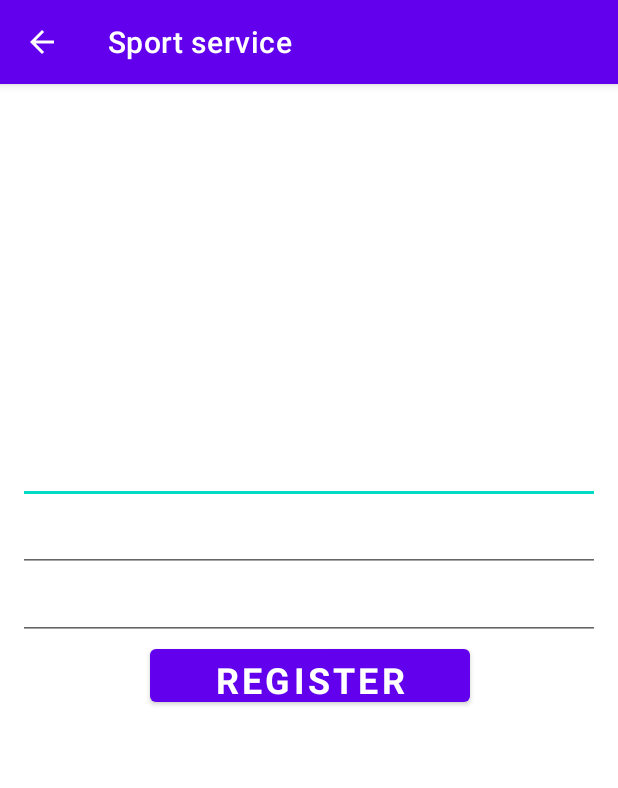
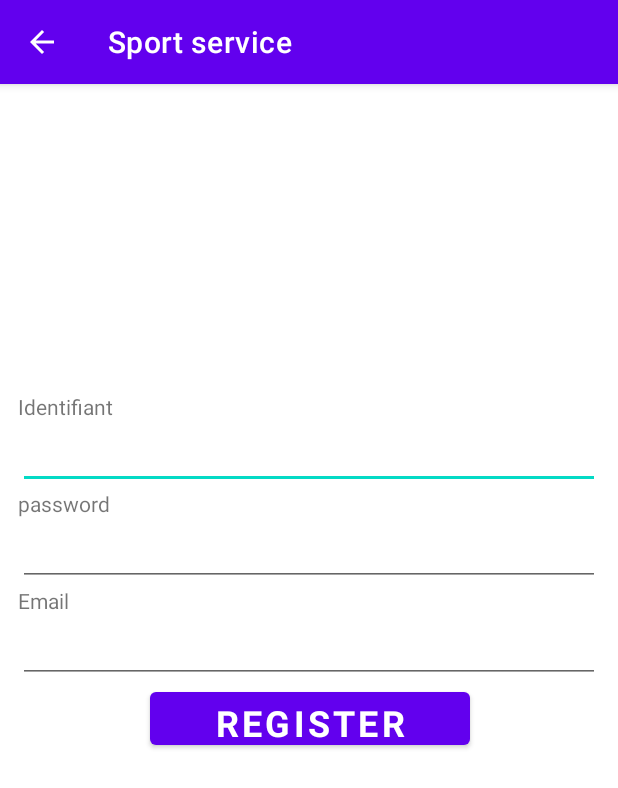
Before and after one commit to cyrilperier/Sportservice, an Android app: the RegisterActivity screen opened directly, with no data from a screen before it, on a phone screen of 412 x 824 dp. Shown: the top 788 px of the screen. Run offline under Robolectric (Android 15) with nearby library versions, the light colour scheme and no system bars; our stand-ins replace Firebase (no records; nobody signed in at launch, a user with empty details on screens opened directly).

Commit message:
Design register

```diff
--- a/app/src/main/res/layout/register.xml
+++ b/app/src/main/res/layout/register.xml
@@ -9,6 +9,12 @@
     android:layout_height="match_parent"
     tools:context=".RegisterActivity">
 
+    <TextView
+        android:id="@+id/textViewUserName"
+        android:layout_width="match_parent"
+        android:layout_height="wrap_content"
+        android:text="@string/identifiant" />
+
     <EditText
         android:id="@+id/username"
         android:layout_width="match_parent"
@@ -16,12 +22,23 @@
         android:gravity="top"
         android:inputType="text" />
 
+    <TextView
+        android:id="@+id/textViewPasswordRegister"
+        android:layout_width="match_parent"
+        android:layout_height="wrap_content"
+        android:text="@string/password" />
+
     <EditText
         android:id="@+id/passwordRegister"
         android:layout_width="match_parent"
         android:layout_height="wrap_content"
-        android:inputType="text" />
-
+        android:inputType="text"
+        android:password="true"/>
+    <TextView
+        android:id="@+id/textViewEmail"
+        android:layout_width="match_parent"
+        android:layout_height="wrap_content"
+        android:text="@string/email" />
     <EditText
         android:id="@+id/emailRegister"
         android:layout_width="match_parent"
--- a/app/src/main/res/values/strings.xml
+++ b/app/src/main/res/values/strings.xml
@@ -2,6 +2,9 @@
     <string name="app_name">Sport service</string>
     <string name="title_activity_home">HomeActivity</string>
     <string name="title_activity_main2">MainActivity2</string>
+    <string name="identifiant">Identifiant</string>
+    <string name="password">password</string>
+    <string name="email">Email</string>
 
     <string-array name="section_names">
         <item>Profil</item>
```
Also changed, not shown: app/src/main/res/layout/login.xml (+18 -2 lines).
